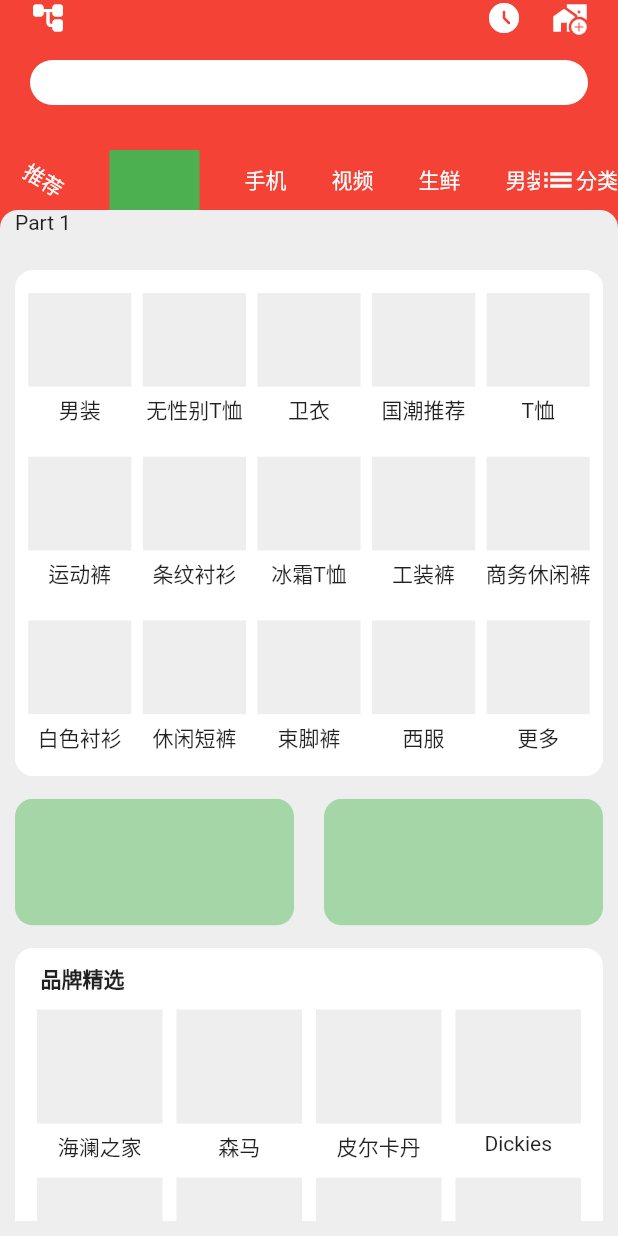
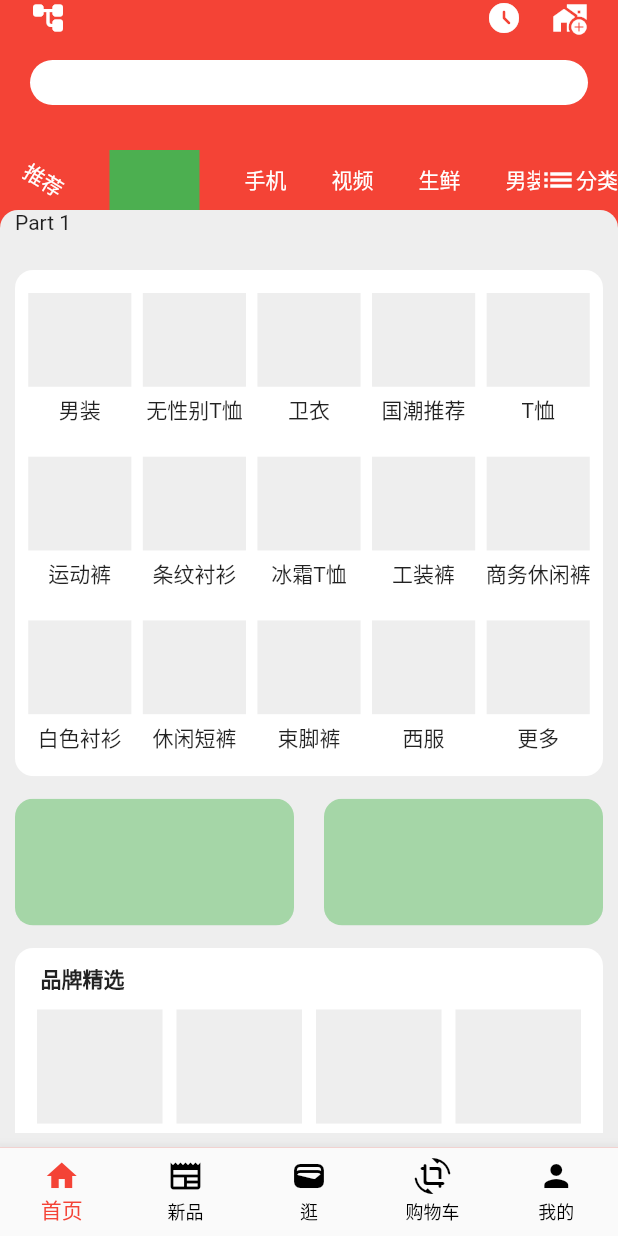
Before and after one commit to haoyoumoli/flutter_jd_demo, a Flutter app: the screen it shows after launch, after a tap on "运动", on a phone screen of 412 x 824 dp. Run offline on Flutter 3.47's test engine with Material 2 defaults, Android fonts, the phone set to English and light mode, and no system bars; our stand-ins replace cached_network_image, card_swiper, flutter_cache_manager, video_player; network calls fail.

Commit message:
一级页面懒加载实现

```diff
--- a/lib/main.dart
+++ b/lib/main.dart
@@ -1,5 +1,6 @@
 import 'package:flutter/material.dart';
 import 'package:jd_demos/pages/jd_home_page.dart';
+import 'package:jd_demos/pages/jd_root_page.dart';
 
 void main() {
   runApp(const MyApp());
@@ -25,7 +26,7 @@ class MyApp extends StatelessWidget {
         // is not restarted.
         primarySwatch: Colors.blue,
       ),
-      home: const JdHomePage(),
+      home: const JDRootPage(),
     );
   }
 }
--- a/lib/pages/jd_home_page.dart
+++ b/lib/pages/jd_home_page.dart
@@ -117,7 +117,7 @@ class _JdHomePageState extends State<JdHomePage>
 
   @override
   void dispose() {
-    _scrollController.dispose();
+    // _scrollController.dispose();
     _animationController.dispose();
     _animStreamController.close();
     super.dispose();
--- /dev/null
+++ b/lib/pages/jd_root_page.dart
@@ -0,0 +1,101 @@
+import 'package:flutter/material.dart';
+import 'package:jd_demos/pages/jd_cart_page.dart';
+import 'package:jd_demos/pages/jd_home_page.dart';
+import 'package:jd_demos/pages/jd_looking_page.dart';
+import 'package:jd_demos/pages/jd_mine_page.dart';
+import 'package:jd_demos/pages/jd_new_page.dart';
+
+class JDRootPage extends StatefulWidget {
+  const JDRootPage({Key? key}) : super(key: key);
+
+  @override
+  State<JDRootPage> createState() => _JDRootPageState();
+}
+
+class _JDRootPageState extends State<JDRootPage> {
+  var _selectedIdx = 0;
+
+  ///页面懒加载
+  Widget? _homePage = null;
+  Widget? _newPage = null;
+  Widget? _lookingPage = null;
+  Widget? _cartPage = null;
+  Widget? _minePage = null;
+
+  @override
+  Widget build(BuildContext context) {
+    List<BottomNavigationBarItem> bottomNaviItems = const [
+      BottomNavigationBarItem(icon: Icon(Icons.home), label: "首页"),
+      BottomNavigationBarItem(icon: Icon(Icons.newspaper), label: "新品"),
+      BottomNavigationBarItem(icon: Icon(Icons.wallet), label: "逛"),
+      BottomNavigationBarItem(
+          icon: Icon(Icons.crop_rotate_rounded), label: "购物车"),
+      BottomNavigationBarItem(icon: Icon(Icons.person), label: "我的"),
+    ];
+
+    return Scaffold(
+        body: Stack(children: _getPages()),
+        bottomNavigationBar: BottomNavigationBar(
+          type: BottomNavigationBarType.fixed,
+          unselectedItemColor: Colors.black,
+          fixedColor: Colors.red,
+          items: bottomNaviItems,
+          currentIndex: _selectedIdx,
+          onTap: (idx) {
+            setState(() {
+              _selectedIdx = idx;
+            });
+          },
+        ));
+  }
+
+  List<Widget> _getPages() {
+    return [
+      _lazyLoadPage(
+          childLoader: () {
+            _homePage ??= const JdHomePage();
+            return _homePage;
+          },
+          index: 0,
+          holdedChild: _homePage),
+      _lazyLoadPage(
+          childLoader: () {
+            _newPage ??= const JDNewPage();
+            return _newPage;
+          },
+          index: 1,
+          holdedChild: _newPage),
+      _lazyLoadPage(
+          childLoader: () {
+            _lookingPage ??= const JDLookingPage();
+            return _lookingPage;
+          },
+          index: 2,
+          holdedChild: _lookingPage),
+      _lazyLoadPage(
+          childLoader: () {
+            _cartPage ??= const JDCartPage();
+            return _cartPage;
+          },
+          index: 3,
+          holdedChild: _cartPage),
+      _lazyLoadPage(
+          childLoader: () {
+            _minePage ??= const JDMinePage();
+            return _minePage;
+          },
+          index: 4,
+          holdedChild: _minePage),
+    ];
+  }
+
+  Widget _lazyLoadPage(
+      {required Widget? Function() childLoader,
+      required int index,
+      required Widget? holdedChild}) {
+    bool display = _selectedIdx == index;
+    return Offstage(
+        offstage: !display,
+        child: (holdedChild == null && display) ? childLoader() : holdedChild);
+  }
+}
```
Also changed, not shown: lib/pages/jd_cart_page.dart (added, +20 -0 lines), lib/pages/jd_looking_page.dart (added, +20 -0 lines), lib/pages/jd_mine_page.dart (added, +35 -0 lines), lib/pages/jd_new_page.dart (added, +24 -0 lines), 2 other files.
